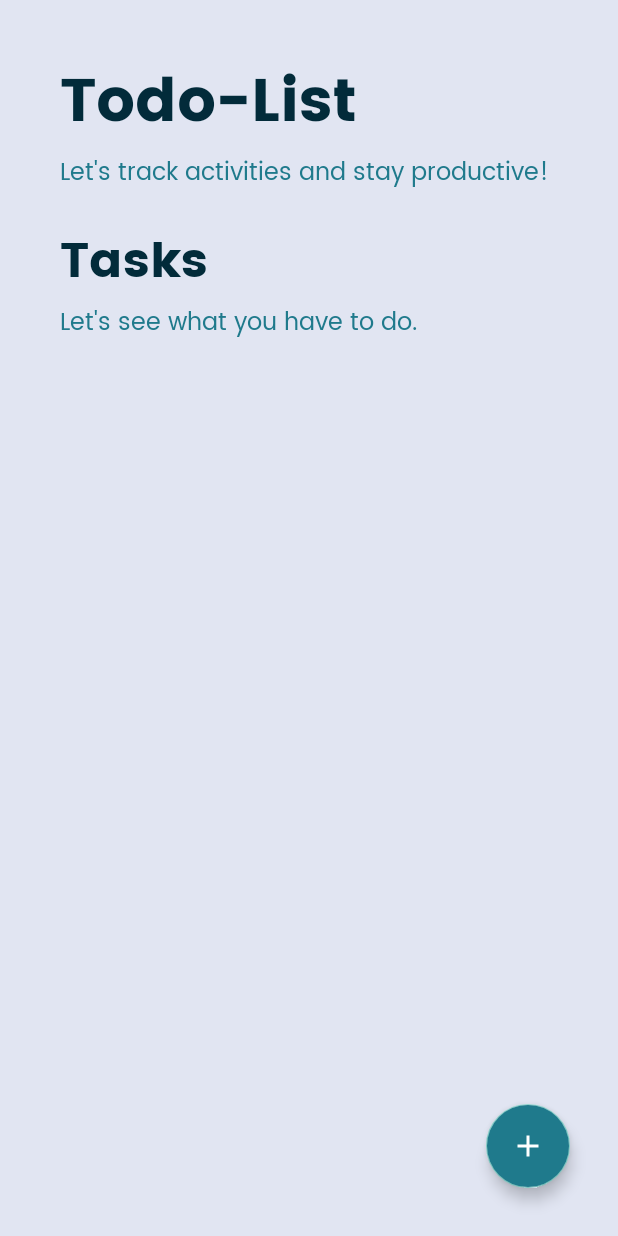
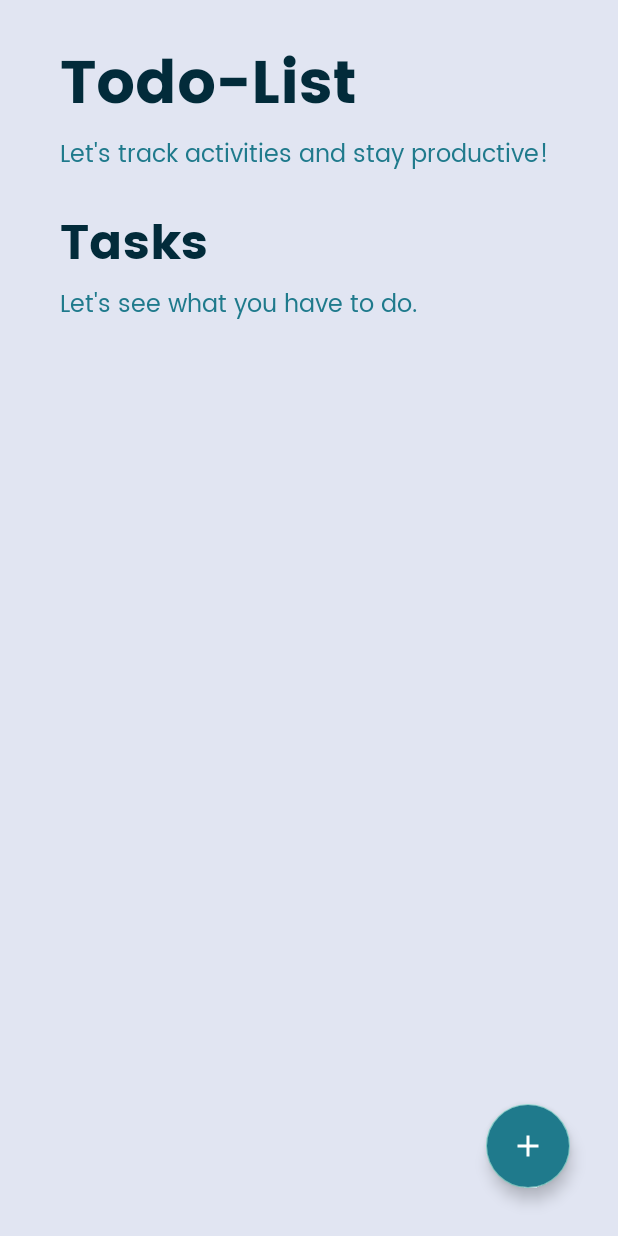
Before and after one commit to deeckn/TODOLIST, an Android app: the screen it shows after launch (MainActivity), on a phone screen of 412 x 824 dp. Run offline under Robolectric (Android 15) with nearby library versions, the phone set to English and light mode, and no system bars.

Commit message:
Adjust padding

```diff
--- a/app/src/main/res/layout/activity_main.xml
+++ b/app/src/main/res/layout/activity_main.xml
@@ -11,7 +11,7 @@
         android:layout_width="match_parent"
         android:layout_height="wrap_content"
         android:orientation="vertical"
-        android:paddingTop="36dp"
+        android:paddingTop="24dp"
         android:paddingHorizontal="40dp">
 
         <TextView
```
